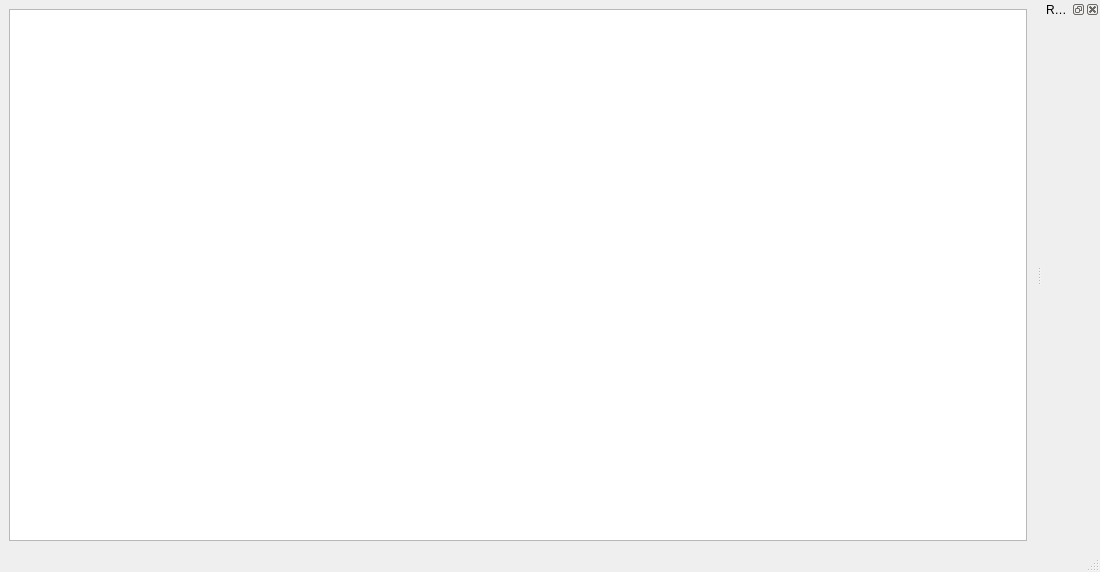
Above: editor/lib/src/view/main_window.ui from johron/gloom before the change. Below: the same form after it.
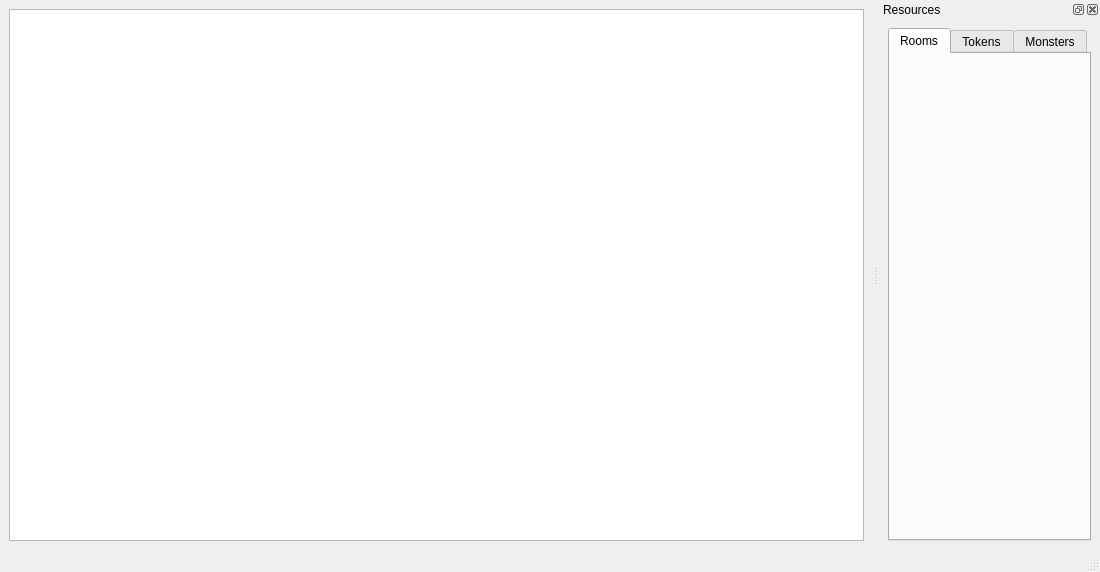
That is the form after the change.

Commit message:
updated tabbed resource bowser
- added flow_layout
- initialize resource browser with thumbnails for rooms, tokens and monsters.

The edit to the form file:
```diff
--- a/editor/lib/src/view/main_window.ui
+++ b/editor/lib/src/view/main_window.ui
@@ -14,7 +14,7 @@
    <string>MainWindow</string>
   </property>
   <widget class="QWidget" name="centralwidget">
-   <layout class="QHBoxLayout" name="horizontalLayout">
+   <layout class="QVBoxLayout" name="verticalLayout_4">
     <item>
      <widget class="QGraphicsView" name="graphicsView"/>
     </item>
@@ -38,8 +38,34 @@
    <attribute name="dockWidgetArea">
     <number>2</number>
    </attribute>
-   <widget class="QWidget" name="test_area">
-    <layout class="QVBoxLayout" name="verticalLayout"/>
+   <widget class="QWidget" name="resources_content">
+    <layout class="QVBoxLayout" name="verticalLayout">
+     <item>
+      <widget class="QTabWidget" name="tabWidget">
+       <property name="currentIndex">
+        <number>0</number>
+       </property>
+       <widget class="QWidget" name="rooms">
+        <attribute name="title">
+         <string>Rooms</string>
+        </attribute>
+        <layout class="QVBoxLayout" name="verticalLayout_2"/>
+       </widget>
+       <widget class="QWidget" name="tokens">
+        <attribute name="title">
+         <string>Tokens</string>
+        </attribute>
+        <layout class="QVBoxLayout" name="verticalLayout_3"/>
+       </widget>
+       <widget class="QWidget" name="monsters">
+        <attribute name="title">
+         <string>Monsters</string>
+        </attribute>
+        <layout class="QVBoxLayout" name="verticalLayout_5"/>
+       </widget>
+      </widget>
+     </item>
+    </layout>
    </widget>
   </widget>
  </widget>
```
Left out of the diff: 2 changed lines with no effect on the pictures. The commit also changes 6 other files.
